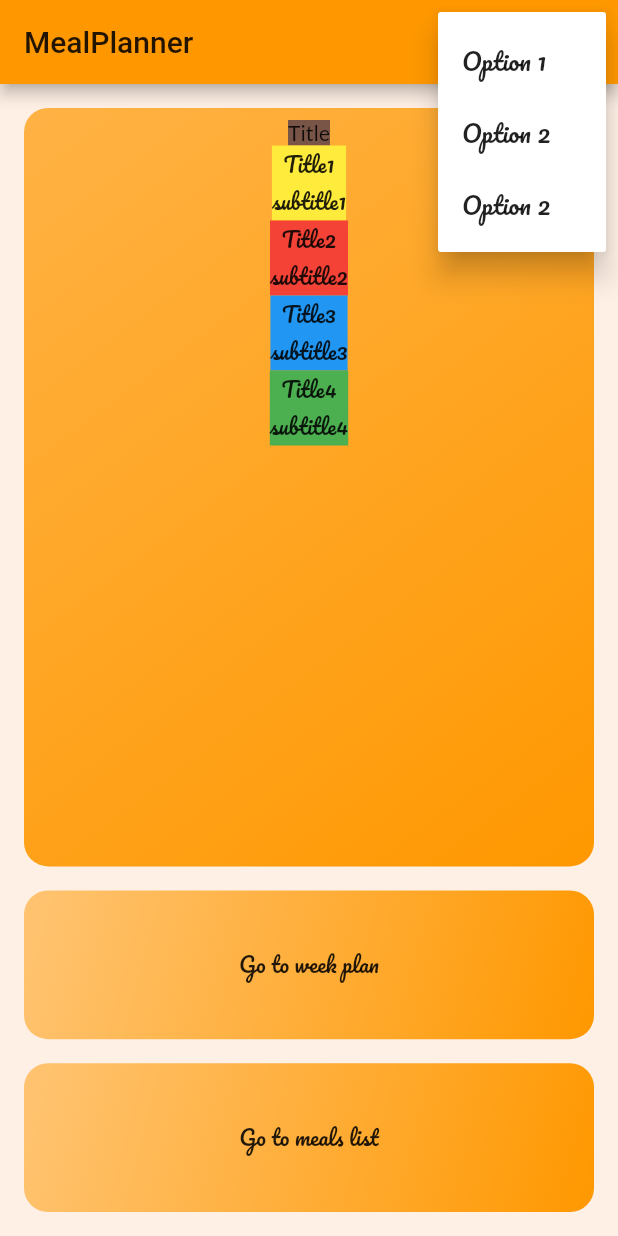
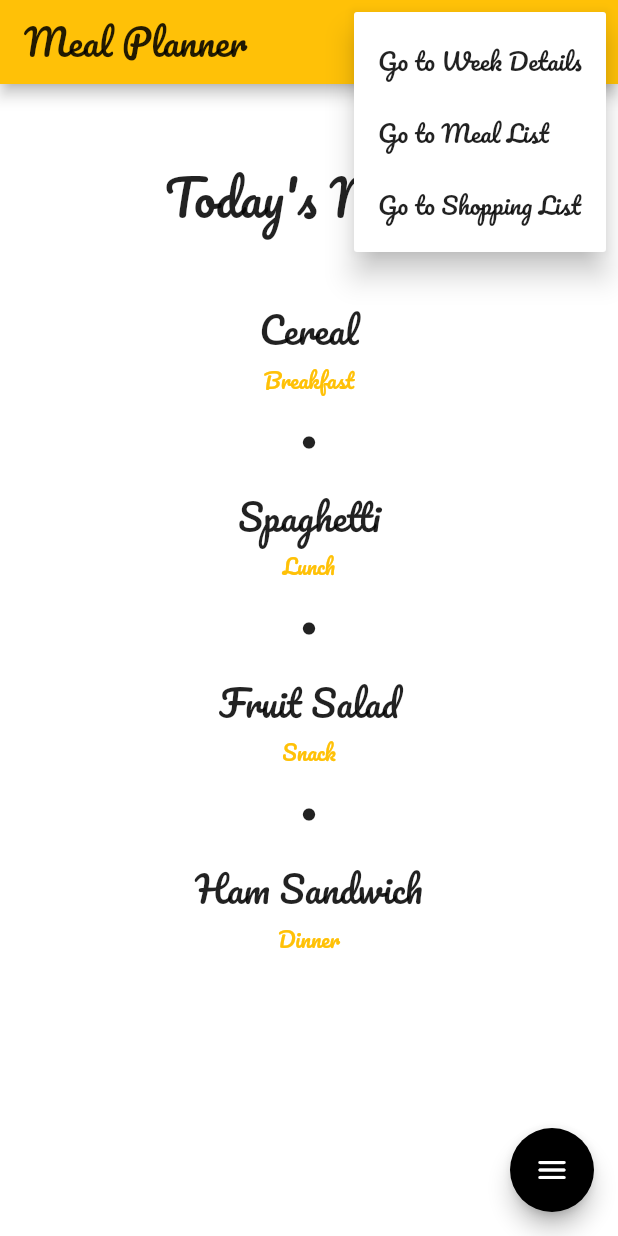
Before and after one commit to jacek-kaminski/flutter-meal-planner, a Flutter app: the screen it shows after launch, after a tap on the "menu" icon, on a phone screen of 412 x 824 dp. Run offline on Flutter 3.47's test engine with Material 2 defaults, Android fonts, the phone set to English and light mode, and no system bars; our stand-ins replace google_fonts.

Commit message:
HomeScreen, basic navigation, basic styles added.

```diff
--- a/lib/assets/strings.dart
+++ b/lib/assets/strings.dart
@@ -1,5 +1,7 @@
 /// Class containing all the textual assets used in the app.
-
 class Strings {
-  static const String applicationName = "MealPlanner";
+  static const String homeTitle = "Meal Planner";
+  static const String weekDetailsTitle = "Week Details";
+  static const String mealListTitle = "Meal List";
+  static const String shoppingListTitle = "Shopping List";
 }
--- a/lib/main.dart
+++ b/lib/main.dart
@@ -1,8 +1,11 @@
 import 'package:flutter/material.dart';
 import 'package:google_fonts/google_fonts.dart';
-import 'package:meal_planner/widgets/home_screen.dart';
+import 'package:meal_planner/widgets/screens/home_screen.dart';
+import 'package:meal_planner/widgets/screens/meal_list_screen.dart';
 
-import '../assets/strings.dart';
+import 'widgets/screens/shopping_list_screen.dart';
+import 'widgets/screens/meal_list_screen.dart';
+import 'widgets/screens/week_details_screen.dart';
 
 void main() {
   runApp(MyApp());
@@ -14,12 +17,20 @@ class MyApp extends StatelessWidget {
     return MaterialApp(
       title: 'Flutter Demo',
       theme: ThemeData(
-        textTheme: GoogleFonts.pacificoTextTheme(),
-        primarySwatch: Colors.orange,
-        accentColor: Colors.indigo,
-        canvasColor: Color.fromRGBO(255, 240, 229, 1),
+        textTheme: ThemeData.light().textTheme.copyWith(
+              headline6: GoogleFonts.pacifico(fontSize: 24),
+              subtitle1: GoogleFonts.pacifico(fontSize: 16),
+            ),
+        primarySwatch: Colors.amber,
+        accentColor: Colors.black,
+        canvasColor: Colors.white,
       ),
       home: HomeScreen(),
+      routes: {
+        WeekDetailsScreen.routeName: (ctx) => WeekDetailsScreen(),
+        MealListScreen.routeName: (ctx) => MealListScreen(),
+        ShoppingListScreen.routeName: (ctx) => ShoppingListScreen(),
+      },
     );
   }
 }
--- /dev/null
+++ b/lib/models/meal.dart
@@ -0,0 +1,18 @@
+class Meal {
+  final int id;
+  final String name;
+  final MealType type;
+
+  const Meal({
+    required this.id,
+    required this.name,
+    required this.type,
+  });
+}
+
+enum MealType {
+  Breakast,
+  Lunch,
+  Snack,
+  Dinner,
+}
--- /dev/null
+++ b/lib/widgets/action_button.dart
@@ -0,0 +1,30 @@
+import 'package:flutter/material.dart';
+
+class ActionButton extends StatelessWidget {
+  const ActionButton({
+    Key? key,
+    this.onPressed,
+    required this.icon,
+  }) : super(key: key);
+
+  final VoidCallback? onPressed;
+  final Widget icon;
+
+  @override
+  Widget build(BuildContext context) {
+    final theme = Theme.of(context);
+    return Material(
+      shape: const CircleBorder(),
+      clipBehavior: Clip.antiAlias,
+      color: theme.accentColor,
+      elevation: 4.0,
+      child: IconTheme.merge(
+        data: theme.accentIconTheme,
+        child: IconButton(
+          onPressed: onPressed,
+          icon: icon,
+        ),
+      ),
+    );
+  }
+}
--- a/lib/widgets/card_button.dart
+++ b/lib/widgets/card_button.dart
@@ -8,7 +8,11 @@ class CardButton extends StatelessWidget {
 
   @override
   Widget build(BuildContext context) {
-    return Container(
+    return InkWell(
+      onTap: () {},
+      splashColor: Theme.of(context).primaryColor,
+      borderRadius: BorderRadius.circular(15),
+      child: Container(
         decoration: BoxDecoration(
           gradient: LinearGradient(
             colors: [
@@ -20,14 +24,15 @@ class CardButton extends StatelessWidget {
           ),
           borderRadius: BorderRadius.circular(16),
         ),
-      margin: EdgeInsets.fromLTRB(16, 0, 16, 16),
         child: Padding(
           padding: const EdgeInsets.all(8.0),
           child: Center(
             child: Text(
               buttonText,
-          style: GoogleFonts.pacifico(),
-        )),
+              style: GoogleFonts.pacifico(fontSize: 20),
+            ),
+          ),
+        ),
       ),
     );
   }
--- /dev/null
+++ b/lib/widgets/expandable_fab.dart
@@ -0,0 +1,143 @@
+import 'package:flutter/material.dart';
+
+import './expanding_action_button.dart';
+
+class ExpandableFab extends StatefulWidget {
+  const ExpandableFab({
+    Key? key,
+    this.initialOpen,
+    required this.children,
+    required this.distance,
+  }) : super(key: key);
+
+  final bool? initialOpen;
+  final double distance;
+  final List<Widget> children;
+
+  @override
+  _ExpandableFabState createState() => _ExpandableFabState();
+}
+
+class _ExpandableFabState extends State<ExpandableFab>
+    with SingleTickerProviderStateMixin {
+  late final AnimationController _controller;
+  late final Animation<double> _expandAnimation;
+  bool _open = false;
+
+  @override
+  void initState() {
+    super.initState();
+    _open = widget.initialOpen ?? false;
+    _controller = AnimationController(
+      value: _open ? 1.0 : 0.0,
+      duration: const Duration(milliseconds: 250),
+      vsync: this,
+    );
+    _expandAnimation = CurvedAnimation(
+      curve: Curves.fastOutSlowIn,
+      reverseCurve: Curves.easeOutQuad,
+      parent: _controller,
+    );
+  }
+
+  @override
+  void dispose() {
+    _controller.dispose();
+    super.dispose();
+  }
+
+  void _toggle() {
+    setState(() {
+      _open = !_open;
+      if (_open) {
+        _controller.forward();
+      } else {
+        _controller.reverse();
+      }
+    });
+  }
+
+  @override
+  Widget build(BuildContext context) {
+    return SizedBox.expand(
+      child: Stack(
+        alignment: Alignment.bottomRight,
+        clipBehavior: Clip.none,
+        children: [
+          _buildTapToCloseFab(),
+          ..._buildExpandingActionButtons(),
+          _buildTapToOpenFab()
+        ],
+      ),
+    );
+  }
+
+  List<Widget> _buildExpandingActionButtons() {
+    final children = <Widget>[];
+    final count = widget.children.length;
+    final step = 90.0 / (count - 1);
+    for (var i = 0, angleInDegrees = 0.0;
+        i < count;
+        i++, angleInDegrees += step) {
+      children.add(
+        ExpandingActionButton(
+          directionInDegrees: angleInDegrees,
+          maxDistance: widget.distance,
+          progress: _expandAnimation,
+          child: widget.children[i],
+        ),
+      );
+    }
+    return children;
+  }
+
+  Widget _buildTapToCloseFab() {
+    return SizedBox(
+      width: 56.0,
+      height: 56.0,
+      child: Center(
+        child: Material(
+          shape: const CircleBorder(),
+          color: Colors.white,
+          clipBehavior: Clip.antiAlias,
+          elevation: 4.0,
+          child: InkWell(
+            onTap: _toggle,
+            child: Padding(
+              padding: const EdgeInsets.all(8.0),
+              child: Icon(
+                Icons.close,
+                color: Theme.of(context).accentColor,
+              ),
+            ),
+          ),
+        ),
+      ),
+    );
+  }
+
+  Widget _buildTapToOpenFab() {
+    return IgnorePointer(
+      ignoring: _open,
+      child: AnimatedContainer(
+        transformAlignment: Alignment.center,
+        transform: Matrix4.diagonal3Values(
+          _open ? 0.7 : 1.0,
+          _open ? 0.7 : 1.0,
+          1.0,
+        ),
+        duration: const Duration(milliseconds: 250),
+        curve: const Interval(0.0, 0.5, curve: Curves.easeOut),
+        child: AnimatedOpacity(
+          opacity: _open ? 0.0 : 1.0,
+          curve: const Interval(0.25, 1.0, curve: Curves.easeInOut),
+          duration: const Duration(milliseconds: 250),
+          child: FloatingActionButton(
+            onPressed: _toggle,
+            child: const Icon(Icons.menu_rounded),
+          ),
+        ),
+      ),
+    );
+  }
+}
--- /dev/null
+++ b/lib/widgets/expanding_action_button.dart
@@ -0,0 +1,43 @@
+import 'package:flutter/material.dart';
+import 'dart:math';
+
+@immutable
+class ExpandingActionButton extends StatelessWidget {
+  const ExpandingActionButton({
+    Key? key,
+    required this.directionInDegrees,
+    required this.maxDistance,
+    required this.progress,
+    required this.child,
+  }) : super(key: key);
+
+  final double directionInDegrees;
+  final double maxDistance;
+  final Animation<double> progress;
+  final Widget child;
+
+  @override
+  Widget build(BuildContext context) {
+    return AnimatedBuilder(
+      animation: progress,
+      builder: (BuildContext context, Widget? child) {
+        final offset = Offset.fromDirection(
+          directionInDegrees * (pi / 180.0),
+          progress.value * maxDistance,
+        );
+        return Positioned(
+          right: 4.0 + offset.dx,
+          bottom: 4.0 + offset.dy,
+          child: Transform.rotate(
+            angle: (1.0 - progress.value) * pi / 2,
+            child: child!,
+          ),
+        );
+      },
+      child: FadeTransition(
+        opacity: progress,
+        child: child,
+      ),
+    );
+  }
+}
--- a/lib/widgets/home_screen.dart
+++ /dev/null
@@ -1,173 +0,0 @@
-import 'package:flutter/material.dart';
-import 'package:intl/intl.dart';
-
-import 'package:meal_planner/assets/strings.dart';
-import 'package:meal_planner/utils/general_helper.dart';
-import 'package:meal_planner/widgets/card_button.dart';
-import 'package:meal_planner/widgets/menu.dart';
-
-class HomeScreen extends StatelessWidget {
-  @override
-  Widget build(BuildContext context) {
-    final weekDays = [
-      'M',
-      'T',
-      'W',
-      'T',
-      'F',
-      'S',
-      'S',
-    ];
-    final mediaQuery = MediaQuery.of(context);
-    final appBar = AppBar(title: const Text(Strings.applicationName), actions: [
-      PopupMenuButton(
-        icon: Icon(
-          Icons.menu,
-        ),
-        itemBuilder: (_) => [
-          PopupMenuItem(
-            child: Text('Option 1'),
-            value: 1,
-          ),
-          PopupMenuItem(
-            child: Text('Option 2'),
-            value: 2,
-          ),
-          PopupMenuItem(
-            child: Text('Option 2'),
-            value: 3,
-          )
-        ],
-      ),
-    ]);
-
-    return Scaffold(
-      appBar: appBar,
-      body: Column(
-        mainAxisAlignment: MainAxisAlignment.spaceBetween,
-        crossAxisAlignment: CrossAxisAlignment.stretch,
-        children: [
-          Container(
-              height: GeneralHelper.getProportionalContentHeight(
-                  mediaQuery, appBar, 0.7),
-              child: Menu()),
-          Container(
-              height: GeneralHelper.getProportionalContentHeight(
-                  mediaQuery, appBar, 0.15),
-              child: CardButton('Go to week plan')),
-          Container(
-              height: GeneralHelper.getProportionalContentHeight(
-                  mediaQuery, appBar, 0.15),
-              child: CardButton('Go to meals list')),
-        ],
-      ),
-    );
-
-    // return Scaffold(
-    //     appBar: appBar,
-    //     body: Column(
-    //       mainAxisAlignment: MainAxisAlignment.start,
-    //       crossAxisAlignment: CrossAxisAlignment.stretch,
-    //       children: [
-    //         Container(
-    //           height: GeneralHelper.getProportionalContentHeight(
-    //               mediaQuery, appBar, 0.1),
-    //           child: Padding(
-    //             padding: EdgeInsets.all(10),
-    //             child: Row(
-    //               mainAxisAlignment: MainAxisAlignment.spaceAround,
-    //               children: weekDays
-    //                   .map((item) => Card(
-    //                         elevation: 8,
-    //                         shape: CircleBorder(),
-    //                         child: CircleAvatar(
-    //                           backgroundColor: weekDays.indexOf(item) ==
-    //                                   DateTime.now().weekday - 1
-    //                               ? Colors.orange
-    //                               : Colors.blue,
-    //                           radius: 15,
-    //                           child: Padding(
-    //                             padding: EdgeInsets.all(4),
-    //                             child: Text(
-    //                               item,
-    //                               style: TextStyle(
-    //                                   color: Colors.white,
-    //                                   fontWeight: FontWeight.bold),
-    //                             ),
-    //                           ),
-    //                         ),
-    //                       ))
-    //                   .toList(),
-    //             ),
-    //           ),
-    //         ),
-    //         Container(
-    //           height: GeneralHelper.getProportionalContentHeight(
-    //               mediaQuery, appBar, 0.6),
-    //           child: Column(
-    //             children: [
-    //               Container(
-    //                   padding: EdgeInsets.all(10),
-    //                   child: Text(
-    //                     'Today\'s Menu',
-    //                     style: TextStyle(
-    //                       fontSize: 24,
-    //                       fontWeight: FontWeight.bold,
-    //                     ),
-    //                   )),
-    //               Expanded(
-    //                 child: ListView.builder(
-    //                   itemBuilder: (ctx, index) {
-    //                     return Card(
-    //                       elevation: 4,
-    //                       margin:
-    //                           EdgeInsets.symmetric(vertical: 5, horizontal: 10),
-    //                       child: ListTile(
-    //                         leading: Padding(
-    //                           padding: EdgeInsets.all(4),
-    //                           child: Icon(
-    //                             Icons.fastfood,
-    //                             size: 32,
-    //                           ),
-    //                         ),
-    //                         title:
-    //                             Text('Sample description of delicious meal.'),
-    //                         subtitle: Text('Breakfast'),
-    //                       ),
-    //                     );
-    //                   },
-    //                   itemCount: 4,
-    //                 ),
-    //               )
-    //             ],
-    //           ),
-    //         ),
-    //         Container(
-    //           height: GeneralHelper.getProportionalContentHeight(
-    //               mediaQuery, appBar, 0.3),
-    //           child: GridView(
-    //             padding: const EdgeInsets.all(10),
-    //             children: ['Option1', 'Option2', 'Option3', 'Option4']
-    //                 .map((item) => InkWell(
-    //                       borderRadius: BorderRadius.circular(15),
-    //                       child: Container(
-    //                           decoration: BoxDecoration(
-    //                               color: Colors.yellow,
-    //                               borderRadius: BorderRadius.circular(15)),
-    //                           padding: EdgeInsets.all(15),
-    //                           child: Text(item)),
-    //                     ))
-    //                 .toList(),
-    //             gridDelegate: SliverGridDelegateWithMaxCrossAxisExtent(
-    //               maxCrossAxisExtent: 200,
-    //               mainAxisExtent: 80,
-    //               childAspectRatio: 1,
-    //               crossAxisSpacing: 10,
-    //               mainAxisSpacing: 10,
-    //             ),
-    //           ),
-    //         ),
-    //       ],
-    //     ));
-  }
-}
--- a/lib/widgets/menu.dart
+++ b/lib/widgets/menu.dart
@@ -1,60 +1,90 @@
 import 'package:flutter/material.dart';
 import 'package:google_fonts/google_fonts.dart';
 
+import '../models/meal.dart';
+
 class Menu extends StatelessWidget {
+  final List<Meal> mockedMeals = [
+    Meal(id: 0, name: 'Cereal', type: MealType.Breakast),
+    Meal(id: 1, name: 'Spaghetti', type: MealType.Lunch),
+    Meal(id: 2, name: 'Banana', type: MealType.Snack),
+    Meal(id: 3, name: 'Sandwich', type: MealType.Dinner),
+  ];
+
   @override
   Widget build(BuildContext context) {
-    return Container(
-      decoration: BoxDecoration(
-        gradient: LinearGradient(
-          colors: [
-            Theme.of(context).primaryColor.withOpacity(0.7),
-            Theme.of(context).primaryColor,
-          ],
-          begin: Alignment.topLeft,
-          end: Alignment.bottomRight,
-        ),
-        borderRadius: BorderRadius.circular(16),
-      ),
-      margin: EdgeInsets.fromLTRB(16, 16, 16, 16),
-      child: Padding(
+    return Padding(
       padding: const EdgeInsets.all(8.0),
       child: Column(
+        mainAxisAlignment: MainAxisAlignment.spaceEvenly,
+        crossAxisAlignment: CrossAxisAlignment.stretch,
         children: [
           Container(
-              child: Text(
-                'Title',
-                style: GoogleFonts.lato(),
-              ),
-              color: Colors.brown,
+            alignment: Alignment.center,
+            margin: EdgeInsets.all(16),
+            child: Text('Today\'s Menu',
+                style: GoogleFonts.pacifico(
+                  fontSize: 32,
+                )),
           ),
           Container(
             child: Column(
-                children: [Text('Title1'), Text('subtitle1')],
-              ),
-              color: Colors.yellow,
-            ),
-            Container(
-              child: Column(
-                children: [Text('Title2'), Text('subtitle2')],
-              ),
-              color: Colors.red,
-            ),
-            Container(
-              child: Column(
-                children: [Text('Title3'), Text('subtitle3')],
-              ),
-              color: Colors.blue,
-            ),
-            Container(
-              child: Column(
-                children: [Text('Title4'), Text('subtitle4')],
-              ),
-              color: Colors.green,
+              children: [
+                Text('Cereal', style: GoogleFonts.pacifico(fontSize: 24)),
+                Text(
+                  'Breakfast',
+                  style: GoogleFonts.pacifico(color: Colors.amber),
                 )
               ],
             ),
           ),
+          Container(
+            child: Icon(
+              Icons.circle_rounded,
+              size: 10,
+            ),
+          ),
+          Container(
+            child: Column(
+              children: [
+                Text('Spaghetti', style: GoogleFonts.pacifico(fontSize: 24)),
+                Text('Lunch', style: GoogleFonts.pacifico(color: Colors.amber))
+              ],
+            ),
+          ),
+          Container(
+            child: Icon(
+              Icons.circle_rounded,
+              size: 10,
+            ),
+          ),
+          Container(
+            child: Column(
+              children: [
+                Text('Fruit Salad', style: GoogleFonts.pacifico(fontSize: 24)),
+                Text(
+                  'Snack',
+                  style: GoogleFonts.pacifico(color: Colors.amber),
+                )
+              ],
+            ),
+          ),
+          Container(
+            child: Icon(
+              Icons.circle_rounded,
+              size: 10,
+            ),
+          ),
+          Container(
+            child: Column(
+              children: [
+                Text('Ham Sandwich', style: GoogleFonts.pacifico(fontSize: 24)),
+                Text('Dinner', style: GoogleFonts.pacifico(color: Colors.amber))
+              ],
+            ),
+          ),
+        ],
+      ),
     );
   }
 }
--- /dev/null
+++ b/lib/widgets/screens/home_screen.dart
@@ -0,0 +1,115 @@
+import 'package:flutter/material.dart';
+
+import 'package:meal_planner/assets/strings.dart';
+import 'package:meal_planner/utils/general_helper.dart';
+import 'package:meal_planner/widgets/expandable_fab.dart';
+import 'package:meal_planner/widgets/menu.dart';
+
+import './meal_list_screen.dart';
+import './week_details_screen.dart';
+import './shopping_list_screen.dart';
+import '../expandable_fab.dart';
+import '../action_button.dart';
+
+class HomeScreen extends StatelessWidget {
+  void _navigateTo(BuildContext ctx, Destination destination) {
+    var routeName;
+    switch (destination) {
+      case Destination.WeekDetails:
+        routeName = WeekDetailsScreen.routeName;
+        break;
+      case Destination.MealList:
+        routeName = MealListScreen.routeName;
+        break;
+      case Destination.ShoppingList:
+        routeName = ShoppingListScreen.routeName;
+        break;
+      default:
+        break;
+    }
+    Navigator.of(ctx).pushNamed(routeName);
+  }
+
+  void _goToWeekDetails(BuildContext ctx) {
+    var routeName = WeekDetailsScreen.routeName;
+    Navigator.of(ctx).pushNamed(routeName);
+  }
+
+  void _goToMealList(BuildContext ctx) {
+    Navigator.of(ctx).pushNamed(MealListScreen.routeName);
+  }
+
+  void _goToShoppigList(BuildContext ctx) {
+    Navigator.of(ctx).pushNamed(ShoppingListScreen.routeName);
+  }
+
+  @override
+  Widget build(BuildContext context) {
+    final mediaQuery = MediaQuery.of(context);
+    final appBar = AppBar(
+        textTheme: Theme.of(context).textTheme,
+        title: const Text(Strings.homeTitle),
+        actions: [
+          PopupMenuButton(
+            onSelected: (value) => _navigateTo(context, value as Destination),
+            icon: Icon(
+              Icons.menu,
+            ),
+            itemBuilder: (_) => [
+              PopupMenuItem(
+                child: Text('Go to Week Details',
+                    style: Theme.of(context).textTheme.subtitle1),
+                value: Destination.WeekDetails,
+              ),
+              PopupMenuItem(
+                child: Text('Go to Meal List',
+                    style: Theme.of(context).textTheme.subtitle1),
+                value: Destination.MealList,
+              ),
+              PopupMenuItem(
+                child: Text('Go to Shopping List',
+                    style: Theme.of(context).textTheme.subtitle1),
+                value: Destination.ShoppingList,
+              )
+            ],
+          ),
+        ]);
+
+    return Scaffold(
+      appBar: appBar,
+      body: Column(
+        mainAxisAlignment: MainAxisAlignment.spaceBetween,
+        crossAxisAlignment: CrossAxisAlignment.stretch,
+        children: [
+          Container(
+              height: GeneralHelper.getProportionalContentHeight(
+                  mediaQuery, appBar, 0.8),
+              child: Menu()),
+        ],
+      ),
+      floatingActionButton: ExpandableFab(
+        distance: 112.0,
+        children: [
+          ActionButton(
+            onPressed: () => _navigateTo(context, Destination.WeekDetails),
+            icon: const Icon(Icons.list_alt_rounded),
+          ),
+          ActionButton(
+            onPressed: () => _navigateTo(context, Destination.MealList),
+            icon: const Icon(Icons.fastfood_rounded),
+          ),
+          ActionButton(
+            onPressed: () => _navigateTo(context, Destination.ShoppingList),
+            icon: const Icon(Icons.shopping_cart_rounded),
+          )
+        ],
+      ),
+    );
+  }
+}
+
+enum Destination {
+  WeekDetails,
+  MealList,
+  ShoppingList,
+}
--- /dev/null
+++ b/lib/widgets/screens/meal_list_screen.dart
@@ -0,0 +1,21 @@
+import 'package:flutter/material.dart';
+
+import 'package:meal_planner/assets/strings.dart';
+
+class MealListScreen extends StatelessWidget {
+  static const routeName = '/meal-list';
+
+  @override
+  Widget build(BuildContext context) {
+    final appBar = AppBar(
+      textTheme: Theme.of(context).textTheme,
+      title: const Text(Strings.mealListTitle),
+    );
+
+    return Scaffold(
+        appBar: appBar,
+        body: Center(
+          child: Text('Meal list!'),
+        ));
+  }
+}
--- /dev/null
+++ b/lib/widgets/screens/shopping_list_screen.dart
@@ -0,0 +1,22 @@
+import 'package:flutter/material.dart';
+
+import 'package:meal_planner/assets/strings.dart';
+
+class ShoppingListScreen extends StatelessWidget {
+  static const routeName = '/shopping-list';
+
+  @override
+  Widget build(BuildContext context) {
+    final mediaQuery = MediaQuery.of(context);
+    final appBar = AppBar(
+      textTheme: Theme.of(context).textTheme,
+      title: const Text(Strings.shoppingListTitle),
+    );
+
+    return Scaffold(
+        appBar: appBar,
+        body: Center(
+          child: Text('Shopping list!'),
+        ));
+  }
+}
--- /dev/null
+++ b/lib/widgets/screens/week_details_screen.dart
@@ -0,0 +1,22 @@
+import 'package:flutter/material.dart';
+
+import 'package:meal_planner/assets/strings.dart';
+
+class WeekDetailsScreen extends StatelessWidget {
+  static const routeName = '/week-details';
+
+  @override
+  Widget build(BuildContext context) {
+    final mediaQuery = MediaQuery.of(context);
+    final appBar = AppBar(
+      textTheme: Theme.of(context).textTheme,
+      title: const Text(Strings.weekDetailsTitle),
+    );
+
+    return Scaffold(
+        appBar: appBar,
+        body: Center(
+          child: Text('Week details!'),
+        ));
+  }
+}
```
Lines whose indentation alone changed are shown as unchanged.
